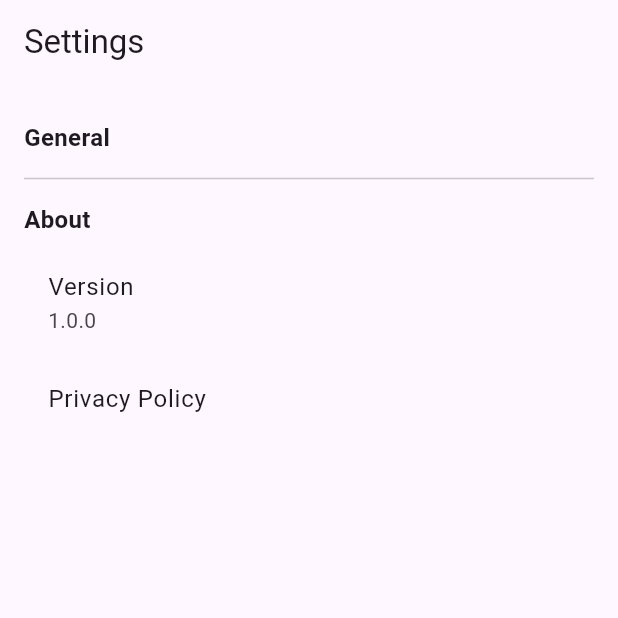
After one commit to Tennsei/GlutenFreeScanner24, a Flutter app: the SettingsScreen screen opened directly, on a phone screen of 412 x 824 dp, the top half of it. The commit adds this screen. Run offline on Flutter 3.47's test engine with Material 3 defaults, Android fonts, the phone set to English and light mode, and no system bars; our stand-ins replace firebase_auth, firebase_core, get, google_nav_bar; missing offline and left inert: firebase_ui_auth, firebase_ui_oauth_google, mobile_scanner, openfoodfacts; accounts and stored records are empty; network calls fail.

Commit message:
dsa as das

```diff
--- a/lib/Pages/NavBarController.dart
+++ b/lib/Pages/NavBarController.dart
@@ -3,6 +3,7 @@ import 'package:test1/Pages/AuthGate.dart';
 import 'package:test1/Pages/BarcodeScan.dart';
 import 'package:test1/Pages/Home.dart';
 import 'package:test1/Pages/Search.dart';
+import 'package:test1/Pages/Settings.dart';
 
 
 
@@ -13,6 +14,7 @@ class NavBarController extends GetxController {
     ScanCode(),
     FoodSearch(),
     AuthGate(),
+    SettingsScreen()
 
   ];
 }
--- /dev/null
+++ b/lib/Pages/Settings.dart
@@ -0,0 +1,62 @@
+import 'package:flutter/material.dart';
+
+class SettingsScreen extends StatefulWidget {
+  const SettingsScreen({Key? key}) : super(key: key);
+
+  @override
+  _SettingsScreenState createState() => _SettingsScreenState();
+}
+
+class _SettingsScreenState extends State<SettingsScreen> {
+
+  @override
+  Widget build(BuildContext context) {
+    return Scaffold(
+      appBar: AppBar(
+        title: const Text('Settings'),
+      ),
+      body: Padding(
+        padding: const EdgeInsets.all(16.0),
+        child: Column(
+          crossAxisAlignment: CrossAxisAlignment.start,
+          children: [
+            const Padding(
+              padding: EdgeInsets.symmetric(vertical: 8.0),
+              child: Text(
+                'General',
+                style: TextStyle(
+                  fontSize: 16.0,
+                  fontWeight: FontWeight.bold,
+                ),
+              ),
+            ),
+            const Divider(),
+            const Padding(
+              padding: EdgeInsets.symmetric(vertical: 8.0),
+              child: Text(
+                'About',
+                style: TextStyle(
+                  fontSize: 16.0,
+                  fontWeight: FontWeight.bold,
+                ),
+              ),
+            ),
+            ListTile(
+              title: const Text('Version'),
+              subtitle: const Text('1.0.0'),
+              onTap: () {
+                const Text('Version 1.0.0 is making a lot of progress');
+              },
+            ),
+            ListTile(
+              title: const Text('Privacy Policy'),
+              onTap: () {
+                const Text('I dont know how to steal your information');
+              },
+            ),
+          ],
+        ),
+      ),
+    );
+  }
+}
```
